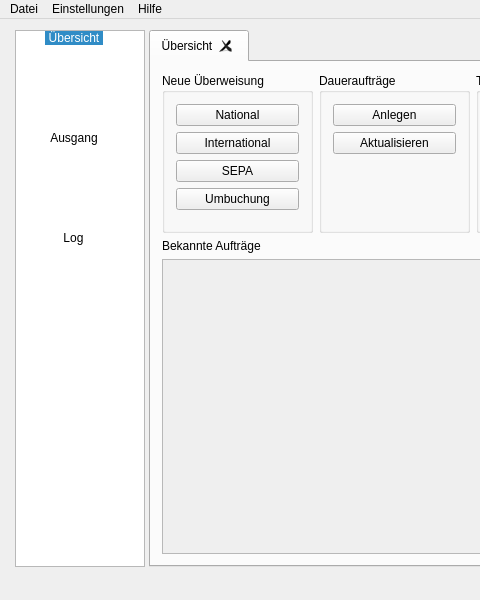
Old version of the form src/mainwindow.ui in the repository schmufu/abtransfers; both pictures show x 0 to 480 and y 0 to 600 of the 900 by 600 pixel window.
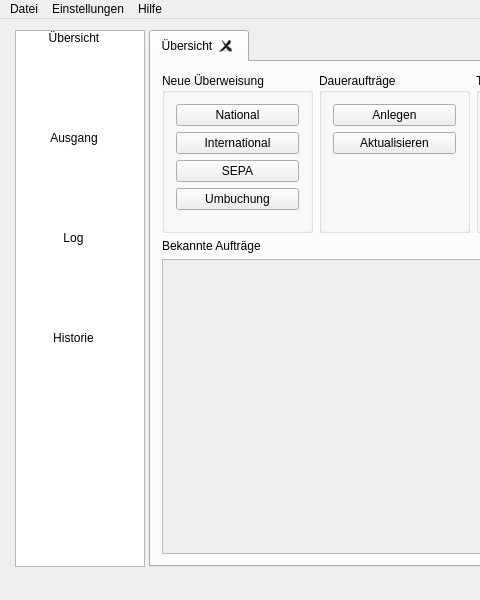
New version of the form. Icons and pictures are not drawn.

Diff of the .ui file:
```diff
--- a/src/mainwindow.ui
+++ b/src/mainwindow.ui
@@ -87,7 +87,7 @@
          <enum>QListView::IconMode</enum>
         </property>
         <property name="currentRow">
-         <number>0</number>
+         <number>-1</number>
         </property>
         <item>
          <property name="text">
@@ -116,6 +116,15 @@
            <normaloff>:/icons/Log-Icon</normaloff>:/icons/Log-Icon</iconset>
          </property>
         </item>
+        <item>
+         <property name="text">
+          <string>Historie</string>
+         </property>
+         <property name="icon">
+          <iconset resource="resources.qrc">
+           <normaloff>:/icons/history-icon</normaloff>:/icons/history-icon</iconset>
+         </property>
+        </item>
        </widget>
       </item>
       <item>
```
Left out of the diff: 5 changed lines with no effect on the pictures.
